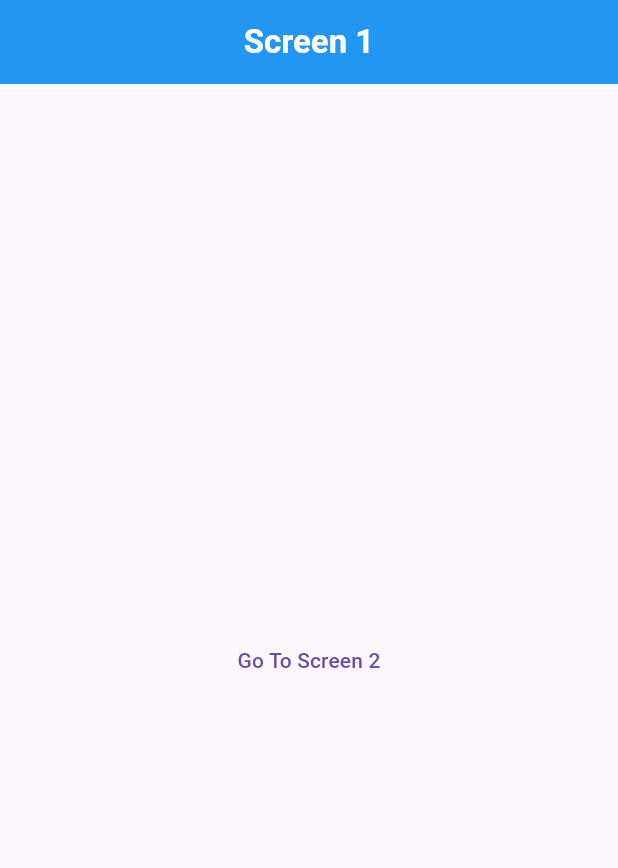
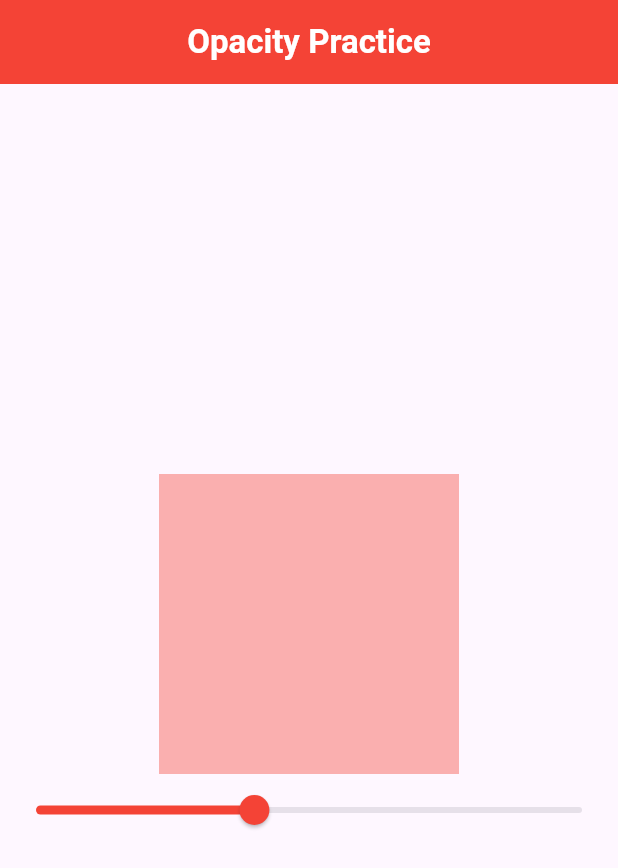
Before and after one commit to Arslan4546/GetX-Guide, a Flutter app: the screen it shows after launch, on a phone screen of 412 x 824 dp. Shown: the top 868 px of the screen. Run offline on Flutter 3.47's test engine with Material 3 defaults, Android fonts, the phone set to English and light mode, and no system bars; our stand-ins replace get.

Commit message:
update GetX Guide

```diff
--- /dev/null
+++ b/lib/LanguageTranslation/languages.dart
@@ -0,0 +1,21 @@
+import 'package:get/get_navigation/src/root/internacionalization.dart';
+
+class Languages extends Translations{
+
+  @override
+  Map<String,Map< String,String >> get keys => {
+
+
+    "en_US" : {
+      "message": "What Is Your Name?",
+      "name" : "Arslan Tariq",
+    },
+    "ur_PK" : {
+      "message": "آپ کا نام کیا ہے؟",
+      "name" : "ارسلان",
+    }
+
+  };
+
+
+}
--- /dev/null
+++ b/lib/expampletwo/TestingScreen.dart
@@ -0,0 +1,50 @@
+import 'package:flutter/cupertino.dart';
+import 'package:flutter/material.dart';
+import 'package:get/get.dart';
+import 'package:getxdemo/expampletwo/opacitycontroller.dart';
+
+class Testingscreen extends StatefulWidget {
+  const Testingscreen({super.key});
+
+  @override
+  State<Testingscreen> createState() => _TestingscreenState();
+}
+
+class _TestingscreenState extends State<Testingscreen> {
+
+   Opacitycontroller opacitycontroller = Get.put(Opacitycontroller());
+  @override
+  Widget build(BuildContext context) {
+    return  Scaffold(
+      appBar: AppBar(
+        backgroundColor: Colors.red,
+        title: const Text("Opacity Practice",style: TextStyle(
+            color: Colors.white,
+            fontWeight: FontWeight.bold
+        ),),
+        centerTitle: true,
+      ),
+      body: Column(
+        mainAxisAlignment: MainAxisAlignment.center,
+        crossAxisAlignment: CrossAxisAlignment.center,
+
+        children: [
+         Obx(()=> Container(
+           height: 200,
+           width: 200,
+           color: Colors.red.withOpacity(opacitycontroller.opacity.value),
+
+         )
+         ),
+          Obx(()=> Slider(
+            activeColor: Colors.red,
+              value:opacitycontroller.opacity.value , onChanged:(value){
+            opacitycontroller.setOpacity(value);
+
+          } )
+          ),
+        ],
+      ),
+    );
+  }
+}
--- /dev/null
+++ b/lib/expampletwo/opacitycontroller.dart
@@ -0,0 +1,13 @@
+import 'package:get/get.dart';
+
+class Opacitycontroller extends GetxController{
+
+
+  RxDouble opacity = .4.obs;
+
+  setOpacity(double value)
+  {
+    opacity.value = value;
+  }
+
+}
--- a/lib/main.dart
+++ b/lib/main.dart
@@ -1,6 +1,10 @@
 import 'package:flutter/material.dart';
 import 'package:get/get.dart';
 import 'package:get/get_navigation/src/root/get_material_app.dart';
+import 'package:getxdemo/expampletwo/TestingScreen.dart';
+
+import 'package:getxdemo/height&width.dart';
+import 'IntroStateManagement/home.dart';
 import 'dart&lightTheme.dart';
 import 'navigations&routes/screen1.dart';
 import 'navigations&routes/screen2.dart';
@@ -20,13 +24,21 @@ class MyApp extends StatefulWidget {
 class _MyAppState extends State<MyApp> {
   @override
   Widget build(BuildContext context) {
-    return  GetMaterialApp(
+    return  const  GetMaterialApp(
       debugShowCheckedModeBanner: false,
-      home: const Screen1(),
-      getPages: [
-        GetPage(name: "/S1", page:() => const Screen1()),
-        GetPage(name: "/S2", page:() =>  Screen2()),
-      ],
+      // locale: const Locale("en", "US"),
+      // fallbackLocale: const Locale("en", "US"),
+      // translations: Languages(),
+      home:   Testingscreen(),
+      // getPages: [
+      //   GetPage(name: "/S1", page:() => const Screen1()),
+      //   GetPage(name: "/S2", page:() => Screen2()),
+      // ],
+
+
+
+
+
     );
   }
 }
--- a/lib/navigations&routes/screen2.dart
+++ b/lib/navigations&routes/screen2.dart
@@ -21,7 +21,7 @@ class _Screen2State extends State<Screen2> {
         //     color: Colors.white,
         //     fontWeight: FontWeight.bold
         // ),),
-        title:  Text('Screen 2 ' + Get.arguments[0]  ,style: TextStyle(
+        title:  Text('Screen 2 ' + Get.arguments[0]  ,style: const TextStyle(
           color: Colors.white,
           fontWeight: FontWeight.bold,
         ),),
```
Also changed, not shown: lib/IntroStateManagement/counterCountrol.dart (added, +15 -0 lines), lib/IntroStateManagement/home.dart (added, +44 -0 lines), lib/LanguageTranslation/eng&urdu.dart (added, +59 -0 lines), lib/height&width.dart (added, +51 -0 lines).
